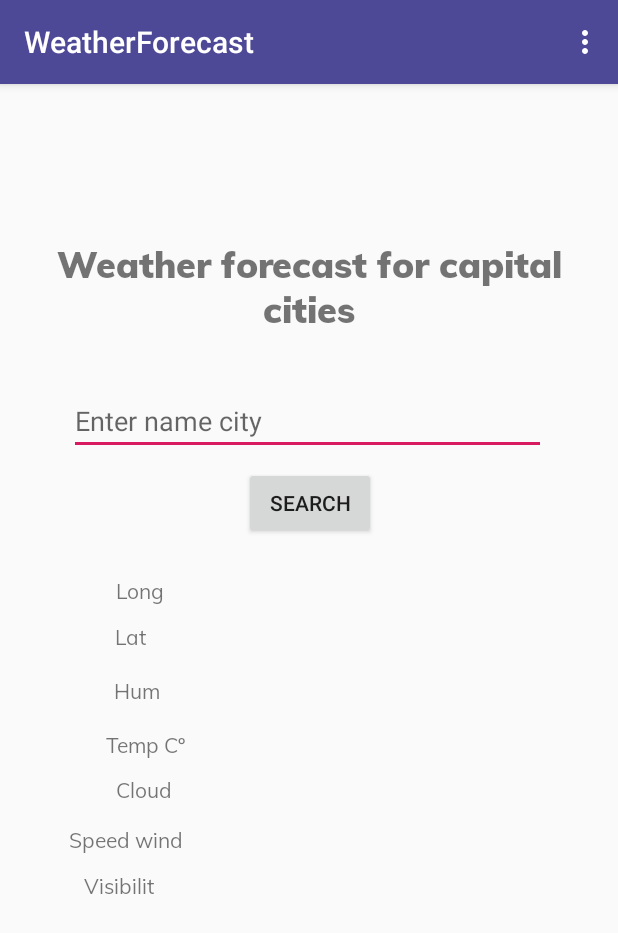
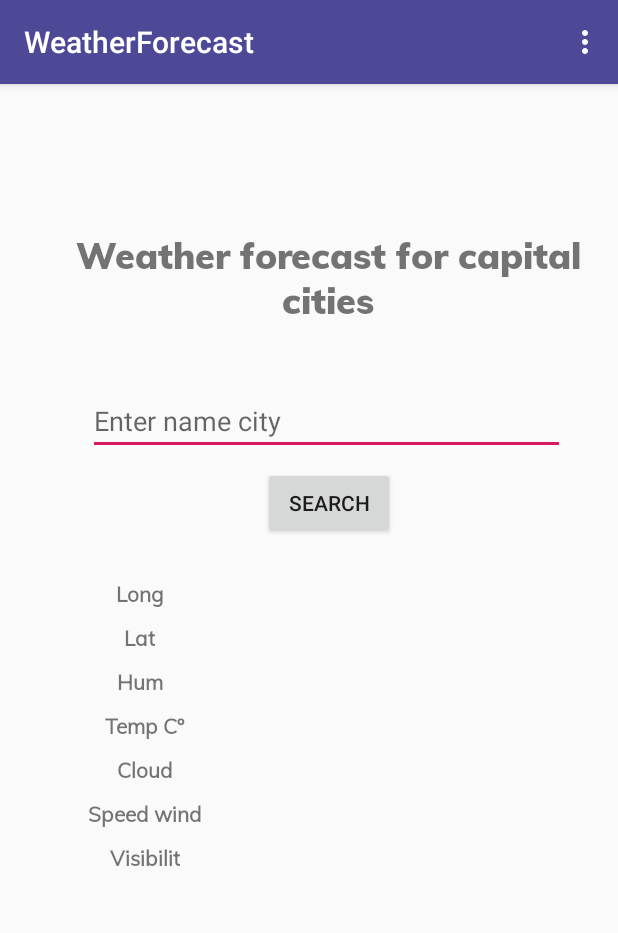
Before and after one commit to teodoront/WeatherForecastByOrlandoNeto, an Android app: the screen it shows after launch (MainActivity), on a phone screen of 412 x 824 dp. Shown: the top 933 px of the screen. Run offline under Robolectric (Android 15) with nearby library versions, the phone set to English and light mode, and no system bars.

Commit message:
Finalização Layout
ending

```diff
--- a/app/src/main/AndroidManifest.xml
+++ b/app/src/main/AndroidManifest.xml
@@ -14,8 +14,10 @@
         android:supportsRtl="true"
         android:theme="@style/AppTheme"
        android:logo="@drawable/ic_weather"
+
         tools:ignore="GoogleAppIndexingWarning">
-        <activity android:name=".MainActivity">
+        <activity android:name=".MainActivity"
+            android:screenOrientation="portrait">
             <intent-filter>
                 <action android:name="android.intent.action.MAIN" />
 
--- a/app/src/main/res/layout/fragment_search_city.xml
+++ b/app/src/main/res/layout/fragment_search_city.xml
@@ -6,6 +6,7 @@
     android:layout_width="match_parent"
     android:layout_height="match_parent"
     android:orientation="vertical">
+
 
 
     <EditText
@@ -34,35 +35,38 @@
         android:id="@+id/textResultado"
         android:layout_width="145dp"
         android:layout_height="23dp"
-        android:layout_marginTop="12dp"
+        android:layout_marginTop="8dp"
         android:layout_marginEnd="56dp"
         android:gravity="center"
-        app:layout_constraintBottom_toTopOf="@+id/guideline2"
         app:layout_constraintEnd_toEndOf="parent"
-        app:layout_constraintTop_toTopOf="@+id/guideline"
-        app:layout_constraintVertical_bias="0.0" />
+        app:layout_constraintTop_toTopOf="@+id/guideline" />
 
     <TextView
         android:id="@+id/textDescripition"
         android:layout_width="354dp"
         android:layout_height="103dp"
+        android:layout_marginStart="4dp"
         android:layout_marginTop="64dp"
+        android:layout_marginRight="4dp"
+        android:fontFamily="@font/muli_black"
         android:gravity="center"
         android:text="Weather forecast for capital cities"
         android:textSize="24sp"
-        android:fontFamily="@font/muli_black"
         app:layout_constraintBottom_toTopOf="@+id/inputNameCity"
         app:layout_constraintEnd_toEndOf="parent"
+        app:layout_constraintHorizontal_bias="0.698"
         app:layout_constraintStart_toStartOf="parent"
-        app:layout_constraintTop_toTopOf="parent" />
+        app:layout_constraintTop_toTopOf="parent"
+        app:layout_constraintVertical_bias="0.351" />
 
     <TextView
         android:id="@+id/textLong"
         android:layout_width="wrap_content"
         android:layout_height="wrap_content"
-        android:layout_marginTop="12dp"
+        android:layout_marginTop="14dp"
+        android:fontFamily="@font/muli"
+        android:textStyle="bold"
         android:text="Long"
-        android:fontFamily="@font/muli"
         app:layout_constraintEnd_toStartOf="@+id/textResultado"
         app:layout_constraintHorizontal_bias="0.234"
         app:layout_constraintStart_toStartOf="@+id/guideline3"
@@ -72,13 +76,14 @@
         android:id="@+id/textLat"
         android:layout_width="wrap_content"
         android:layout_height="wrap_content"
-        android:layout_marginTop="8dp"
+        android:layout_marginTop="10dp"
+        android:fontFamily="@font/muli"
+        android:textStyle="bold"
         android:text="Lat"
-        android:fontFamily="@font/muli"
-        app:layout_constraintEnd_toStartOf="@+id/textResultLat"
-        app:layout_constraintHorizontal_bias="0.215"
-        app:layout_constraintStart_toStartOf="@+id/guideline3"
-        app:layout_constraintTop_toTopOf="@+id/guideline2" />
+        app:layout_constraintEnd_toEndOf="@+id/textLong"
+        app:layout_constraintHorizontal_bias="0.454"
+        app:layout_constraintStart_toStartOf="@+id/textLong"
+        app:layout_constraintTop_toBottomOf="@+id/textLong" />
 
     <androidx.constraintlayout.widget.Guideline
         android:id="@+id/guideline"
@@ -88,24 +93,17 @@
         android:orientation="horizontal"
         app:layout_constraintGuide_begin="316dp" />
 
-    <androidx.constraintlayout.widget.Guideline
-        android:id="@+id/guideline2"
-        android:fontFamily="@font/muli"
-        android:layout_width="wrap_content"
-        android:layout_height="wrap_content"
-        android:orientation="horizontal"
-        app:layout_constraintGuide_begin="351dp" />
-
     <TextView
         android:id="@+id/textResultLat"
+        android:layout_width="145dp"
+        android:layout_height="23dp"
+        android:layout_marginTop="7dp"
         android:fontFamily="@font/muli"
-        android:layout_width="145dp"
-        android:layout_height="26dp"
-        android:layout_marginTop="8dp"
-        android:layout_marginEnd="56dp"
         android:gravity="center"
-        app:layout_constraintEnd_toEndOf="parent"
-        app:layout_constraintTop_toTopOf="@+id/guideline2" />
+        app:layout_constraintEnd_toEndOf="@+id/textResultado"
+        app:layout_constraintHorizontal_bias="0.0"
+        app:layout_constraintStart_toStartOf="@+id/textResultado"
+        app:layout_constraintTop_toBottomOf="@+id/textResultado" />
 
     <androidx.constraintlayout.widget.Guideline
         android:id="@+id/guideline3"
@@ -114,150 +112,124 @@
         android:orientation="vertical"
         app:layout_constraintGuide_begin="46dp" />
 
-    <androidx.constraintlayout.widget.Guideline
-        android:id="@+id/guideline4"
-        android:layout_width="wrap_content"
-        android:layout_height="wrap_content"
-        android:orientation="horizontal"
-        app:layout_constraintGuide_begin="395dp" />
-
     <TextView
         android:id="@+id/textHum"
         android:layout_width="wrap_content"
         android:layout_height="wrap_content"
+        android:layout_marginTop="10dp"
+        android:fontFamily="@font/muli"
+        android:textStyle="bold"
         android:text="Hum"
-        android:fontFamily="@font/muli"
-        app:layout_constraintEnd_toStartOf="@+id/textResultHum"
-        app:layout_constraintHorizontal_bias="0.224"
-        app:layout_constraintStart_toStartOf="@+id/guideline3"
-        app:layout_constraintTop_toTopOf="@+id/guideline4" />
+        app:layout_constraintEnd_toEndOf="@+id/textLat"
+        app:layout_constraintStart_toStartOf="@+id/textLat"
+        app:layout_constraintTop_toBottomOf="@+id/textLat" />
 
     <TextView
         android:id="@+id/textResultHum"
-        android:layout_width="144dp"
+        android:layout_width="145dp"
+        android:layout_height="23dp"
+        android:layout_marginTop="7dp"
         android:fontFamily="@font/muli"
-        android:layout_height="26dp"
-        android:layout_marginEnd="56dp"
         android:gravity="center"
-        app:layout_constraintEnd_toEndOf="parent"
-        app:layout_constraintTop_toTopOf="@+id/guideline4" />
-
-    <androidx.constraintlayout.widget.Guideline
-        android:id="@+id/guideline5"
-        android:layout_width="wrap_content"
-        android:layout_height="wrap_content"
-        android:orientation="horizontal"
-        app:layout_constraintGuide_begin="431dp" />
+        app:layout_constraintEnd_toEndOf="@+id/textResultLat"
+        app:layout_constraintHorizontal_bias="0.0"
+        app:layout_constraintStart_toStartOf="@+id/textResultLat"
+        app:layout_constraintTop_toBottomOf="@+id/textResultLat" />
 
     <TextView
         android:id="@+id/textTemp"
         android:layout_width="wrap_content"
         android:layout_height="wrap_content"
+        android:layout_marginTop="10dp"
+        android:fontFamily="@font/muli"
         android:text="Temp Cº"
-        android:fontFamily="@font/muli"
-        app:layout_constraintEnd_toStartOf="@+id/textResultTemp"
-        app:layout_constraintHorizontal_bias="0.221"
-        app:layout_constraintStart_toStartOf="@+id/guideline3"
-        app:layout_constraintTop_toTopOf="@+id/guideline5" />
+        android:textStyle="bold"
+        app:layout_constraintEnd_toEndOf="@+id/textHum"
+        app:layout_constraintHorizontal_bias="0.375"
+        app:layout_constraintStart_toStartOf="@+id/textHum"
+        app:layout_constraintTop_toBottomOf="@+id/textHum" />
 
     <TextView
         android:id="@+id/textResultTemp"
         android:layout_width="145dp"
-        android:layout_height="22dp"
+        android:layout_height="23dp"
+        android:layout_marginTop="7dp"
         android:fontFamily="@font/muli"
-        android:layout_marginEnd="56dp"
         android:gravity="center"
-        app:layout_constraintEnd_toEndOf="parent"
-        app:layout_constraintTop_toTopOf="@+id/guideline5" />
+        app:layout_constraintEnd_toEndOf="@+id/textResultHum"
+        app:layout_constraintHorizontal_bias="0.0"
+        app:layout_constraintStart_toStartOf="@+id/textResultHum"
+        app:layout_constraintTop_toBottomOf="@+id/textResultHum" />
 
     <TextView
         android:id="@+id/textCloud"
         android:layout_width="wrap_content"
         android:layout_height="wrap_content"
+        android:layout_marginTop="10dp"
+        android:fontFamily="@font/muli"
+        android:textStyle="bold"
         android:text="Cloud"
-        android:fontFamily="@font/muli"
-        app:layout_constraintEnd_toStartOf="@+id/textRerultCloud"
-        app:layout_constraintHorizontal_bias="0.24"
-        app:layout_constraintStart_toStartOf="@+id/guideline3"
-        app:layout_constraintTop_toTopOf="@+id/guideline6" />
-
-    <androidx.constraintlayout.widget.Guideline
-        android:id="@+id/guideline6"
-        android:layout_width="wrap_content"
-        android:layout_height="wrap_content"
-        android:orientation="horizontal"
-        app:layout_constraintGuide_begin="461dp" />
+        app:layout_constraintEnd_toEndOf="@+id/textTemp"
+        app:layout_constraintStart_toStartOf="@+id/textTemp"
+        app:layout_constraintTop_toBottomOf="@+id/textTemp" />
 
     <TextView
         android:id="@+id/textRerultCloud"
-        android:layout_width="139dp"
-        android:layout_height="24dp"
+        android:layout_width="145dp"
+        android:layout_height="23dp"
+        android:layout_marginTop="7dp"
         android:fontFamily="@font/muli"
-        android:layout_marginEnd="60dp"
         android:gravity="center"
-        app:layout_constraintEnd_toEndOf="parent"
-        app:layout_constraintTop_toTopOf="@+id/guideline6" />
-
-    <androidx.constraintlayout.widget.Guideline
-        android:id="@+id/guideline7"
-        android:layout_width="wrap_content"
-        android:layout_height="wrap_content"
-        android:orientation="horizontal"
-        app:layout_constraintGuide_begin="494dp" />
+        app:layout_constraintEnd_toEndOf="@+id/textResultTemp"
+        app:layout_constraintHorizontal_bias="0.0"
+        app:layout_constraintStart_toStartOf="@+id/textResultTemp"
+        app:layout_constraintTop_toBottomOf="@+id/textResultTemp" />
 
     <TextView
         android:id="@+id/textWind"
         android:layout_width="wrap_content"
         android:layout_height="wrap_content"
+        android:layout_marginTop="10dp"
+        android:fontFamily="@font/muli"
+        android:textStyle="bold"
         android:text="Speed wind"
-        android:fontFamily="@font/muli"
-        app:layout_constraintEnd_toStartOf="@+id/textResultWind"
-        app:layout_constraintHorizontal_bias="0.0"
-        app:layout_constraintStart_toStartOf="@+id/guideline3"
-        app:layout_constraintTop_toTopOf="@+id/guideline7" />
+        app:layout_constraintEnd_toEndOf="@+id/textCloud"
+        app:layout_constraintStart_toStartOf="@+id/textCloud"
+        app:layout_constraintTop_toBottomOf="@+id/textCloud" />
 
     <TextView
         android:id="@+id/textResultWind"
-        android:layout_width="142dp"
+        android:layout_width="145dp"
+        android:layout_height="23dp"
+        android:layout_marginTop="7dp"
         android:fontFamily="@font/muli"
-        android:layout_height="23dp"
-        android:layout_marginEnd="56dp"
         android:gravity="center"
-        app:layout_constraintEnd_toEndOf="parent"
-        app:layout_constraintTop_toTopOf="@+id/guideline7" />
-
-    <androidx.constraintlayout.widget.Guideline
-        android:id="@+id/guideline8"
-        android:layout_width="wrap_content"
-        android:layout_height="wrap_content"
-        android:orientation="horizontal"
-        app:layout_constraintGuide_begin="525dp" />
+        app:layout_constraintEnd_toEndOf="@+id/textRerultCloud"
+        app:layout_constraintStart_toStartOf="@+id/textRerultCloud"
+        app:layout_constraintTop_toBottomOf="@+id/textRerultCloud" />
 
     <TextView
         android:id="@+id/textVisibiliti"
         android:layout_width="wrap_content"
         android:layout_height="wrap_content"
-        android:layout_marginStart="10dp"
+        android:layout_marginTop="10dp"
+        android:fontFamily="@font/muli"
         android:text="Visibilit"
-        android:fontFamily="@font/muli"
-        app:layout_constraintEnd_toStartOf="@+id/textResultVisi"
-        app:layout_constraintHorizontal_bias="0.0"
-        app:layout_constraintStart_toStartOf="@+id/guideline3"
-        app:layout_constraintTop_toTopOf="@+id/guideline8" />
+        android:textStyle="bold"
+        app:layout_constraintEnd_toEndOf="@+id/textWind"
+        app:layout_constraintStart_toStartOf="@+id/textWind"
+        app:layout_constraintTop_toBottomOf="@+id/textWind" />
 
     <TextView
         android:id="@+id/textResultVisi"
-        android:layout_width="136dp"
+        android:layout_width="145dp"
+        android:layout_height="23dp"
+        android:layout_marginTop="7dp"
         android:fontFamily="@font/muli"
-        android:layout_height="25dp"
-        android:layout_marginEnd="64dp"
         android:gravity="center"
-        app:layout_constraintEnd_toEndOf="parent"
-        app:layout_constraintTop_toTopOf="@+id/guideline8" />
-
-
-
-
+        app:layout_constraintEnd_toEndOf="@+id/textResultWind"
+        app:layout_constraintStart_toStartOf="@+id/textResultWind"
+        app:layout_constraintTop_toBottomOf="@+id/textResultWind" />
 
 
 </androidx.constraintlayout.widget.ConstraintLayout>
--- a/app/src/main/res/values/strings.xml
+++ b/app/src/main/res/values/strings.xml
@@ -5,4 +5,5 @@
         Access current weather data for any location on Earth including over 200,000 cities!
         Current weather is frequently updated based on global models and data from more than 40,000 weather stations. Data is available in JSON, XML, or HTML format.
     </string>
+
 </resources>
```
Also changed, not shown: app/src/main/res/drawable-v24/background_image.jpg (added).
